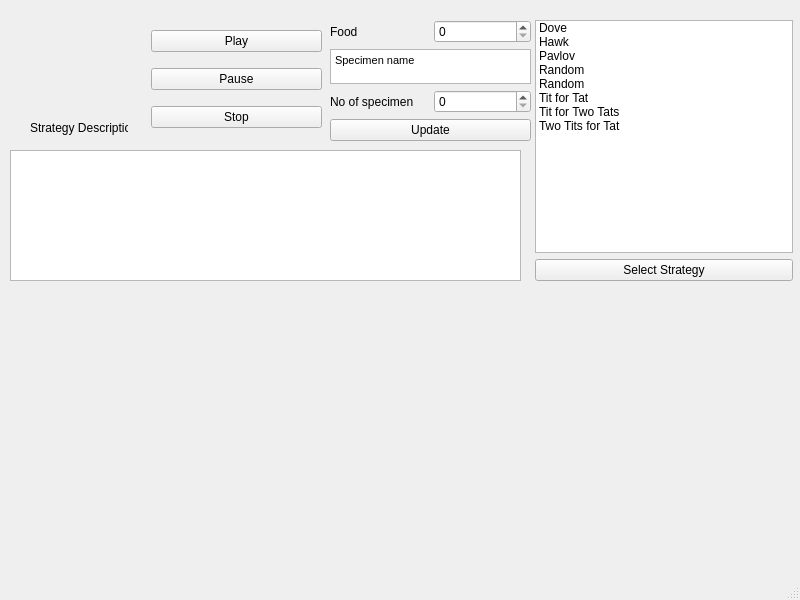
Above: IPDS_QT_Project/mainwindow.ui from MATF-RS20/RS015-ipds-iterated-prisoners-dilemma-simulation before the change. Below: the same form after it.
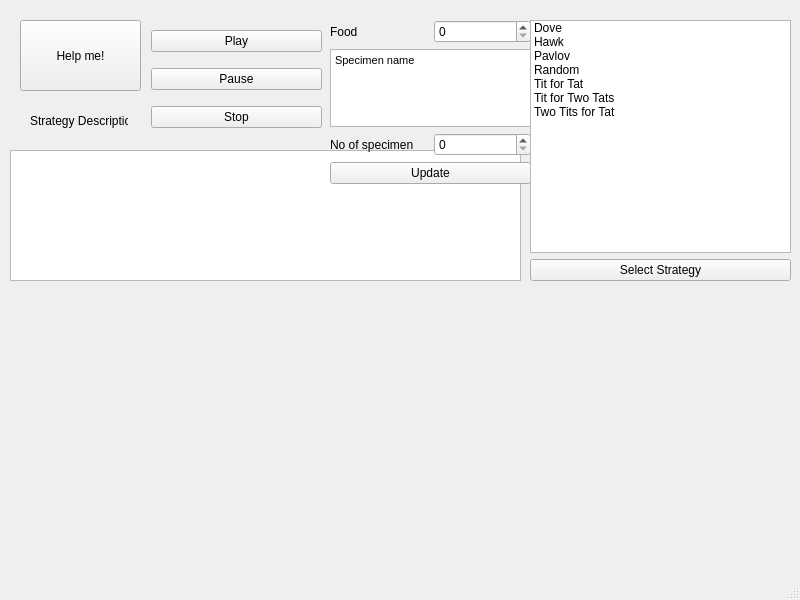
That is the form after the change. Custom widgets are drawn as their Qt base class.

Commit message: Fixed Interface bugs concerning strategy selection

The edit to the form file:
```diff
--- a/IPDS_QT_Project/mainwindow.ui
+++ b/IPDS_QT_Project/mainwindow.ui
@@ -38,16 +38,16 @@
     <property name="geometry">
      <rect>
       <x>30</x>
-      <y>120</y>
+      <y>105</y>
       <width>98</width>
-      <height>16</height>
+      <height>31</height>
      </rect>
     </property>
     <property name="text">
      <string>Strategy Description</string>
     </property>
    </widget>
-   <widget class="QWidget" name="">
+   <widget class="QWidget" name="layoutWidget">
     <property name="geometry">
      <rect>
       <x>0</x>
@@ -58,7 +58,7 @@
     </property>
     <layout class="QVBoxLayout" name="verticalLayout_4"/>
    </widget>
-   <widget class="QWidget" name="">
+   <widget class="QWidget" name="layoutWidget">
     <property name="geometry">
      <rect>
       <x>0</x>
@@ -69,7 +69,7 @@
     </property>
     <layout class="QVBoxLayout" name="verticalLayout_5"/>
    </widget>
-   <widget class="QWidget" name="">
+   <widget class="QWidget" name="layoutWidget">
     <property name="geometry">
      <rect>
       <x>0</x>
@@ -80,70 +80,7 @@
     </property>
     <layout class="QVBoxLayout" name="verticalLayout_6"/>
    </widget>
-   <widget class="QWidget" name="">
-    <property name="geometry">
-     <rect>
-      <x>535</x>
-      <y>20</y>
-      <width>258</width>
-      <height>261</height>
-     </rect>
-    </property>
-    <layout class="QVBoxLayout" name="verticalLayout_2">
-     <item>
-      <widget class="QListWidget" name="listWidget">
-       <item>
-        <property name="text">
-         <string>Dove</string>
-        </property>
-       </item>
-       <item>
-        <property name="text">
-         <string>Hawk</string>
-        </property>
-       </item>
-       <item>
-        <property name="text">
-         <string>Pavlov</string>
-        </property>
-       </item>
-       <item>
-        <property name="text">
-         <string>Random</string>
-        </property>
-       </item>
-       <item>
-        <property name="text">
-         <string>Random</string>
-        </property>
-       </item>
-       <item>
-        <property name="text">
-         <string>Tit for Tat</string>
-        </property>
-       </item>
-       <item>
-        <property name="text">
-         <string>Tit for Two Tats</string>
-        </property>
-       </item>
-       <item>
-        <property name="text">
-         <string>Two Tits for Tat</string>
-        </property>
-       </item>
-      </widget>
-     </item>
-     <item>
-      <widget class="QPushButton" name="changeSpecimenNumber">
-       <property name="text">
-        <string>Select Strategy</string>
-       </property>
-      </widget>
-     </item>
-    </layout>
-   </widget>
-   <widget class="QWidget" name="">
+   <widget class="QWidget" name="layoutWidget">
     <property name="geometry">
      <rect>
       <x>151</x>
@@ -176,13 +113,13 @@
      </item>
     </layout>
    </widget>
-   <widget class="QWidget" name="">
+   <widget class="QWidget" name="layoutWidget">
     <property name="geometry">
      <rect>
       <x>330</x>
       <y>20</y>
       <width>201</width>
-      <height>121</height>
+      <height>164</height>
      </rect>
     </property>
     <layout class="QVBoxLayout" name="verticalLayout_3">
@@ -238,6 +175,81 @@
      </item>
     </layout>
    </widget>
+   <widget class="QPushButton" name="pushButton">
+    <property name="geometry">
+     <rect>
+      <x>20</x>
+      <y>20</y>
+      <width>121</width>
+      <height>71</height>
+     </rect>
+    </property>
+    <property name="text">
+     <string>Help me!</string>
+    </property>
+   </widget>
+   <widget class="QWidget" name="layoutWidget">
+    <property name="geometry">
+     <rect>
+      <x>530</x>
+      <y>20</y>
+      <width>261</width>
+      <height>261</height>
+     </rect>
+    </property>
+    <layout class="QVBoxLayout" name="verticalLayout_2">
+     <item>
+      <layout class="QHBoxLayout" name="horizontalLayout_4">
+       <item>
+        <widget class="QListWidget" name="listWidget">
+         <item>
+          <property name="text">
+           <string>Dove</string>
+          </property>
+         </item>
+         <item>
+          <property name="text">
+           <string>Hawk</string>
+          </property>
+         </item>
+         <item>
+          <property name="text">
+           <string>Pavlov</string>
+          </property>
+         </item>
+         <item>
+          <property name="text">
+           <string>Random</string>
+          </property>
+         </item>
+         <item>
+          <property name="text">
+           <string>Tit for Tat</string>
+          </property>
+         </item>
+         <item>
+          <property name="text">
+           <string>Tit for Two Tats</string>
+          </property>
+         </item>
+         <item>
+          <property name="text">
+           <string>Two Tits for Tat</string>
+          </property>
+         </item>
+        </widget>
+       </item>
+      </layout>
+     </item>
+     <item>
+      <widget class="QPushButton" name="changeSpecimenNumber">
+       <property name="text">
+        <string>Select Strategy</string>
+       </property>
+      </widget>
+     </item>
+    </layout>
+   </widget>
   </widget>
   <widget class="QStatusBar" name="statusbar"/>
  </widget>
```
The commit also changes 8 other files.
